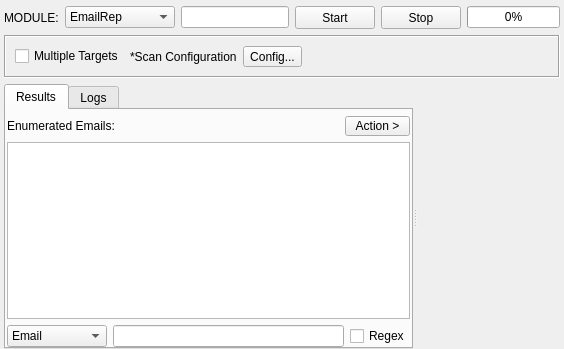
Qt form sub3suite/src/enums/email/EmailEnum.ui (3nock/OTE) before a commit.
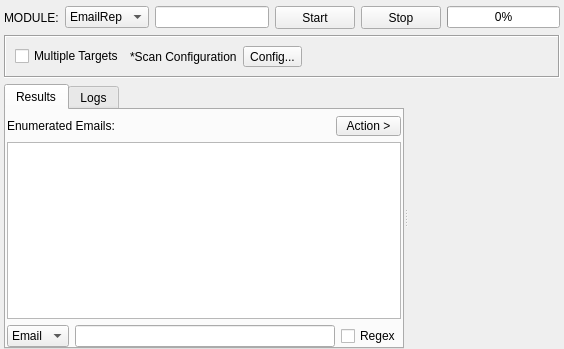
The same form after that commit. Custom widgets are drawn as their Qt base class.

What changed in the file:
```diff
--- a/sub3suite/src/enums/email/EmailEnum.ui
+++ b/sub3suite/src/enums/email/EmailEnum.ui
@@ -39,7 +39,7 @@
       <widget class="QComboBox" name="comboBoxEngine">
        <property name="minimumSize">
         <size>
-         <width>110</width>
+         <width>0</width>
          <height>0</height>
         </size>
        </property>
@@ -223,6 +223,12 @@
         </item>
         <item>
          <widget class="QTreeView" name="treeViewResults">
+          <property name="font">
+           <font>
+            <family>MS Shell Dlg 2</family>
+            <pointsize>8</pointsize>
+           </font>
+          </property>
           <property name="acceptDrops">
            <bool>false</bool>
           </property>
@@ -252,7 +258,7 @@
            <widget class="QComboBox" name="comboBoxFilter">
             <property name="minimumSize">
              <size>
-              <width>100</width>
+              <width>0</width>
               <height>0</height>
              </size>
             </property>
```
